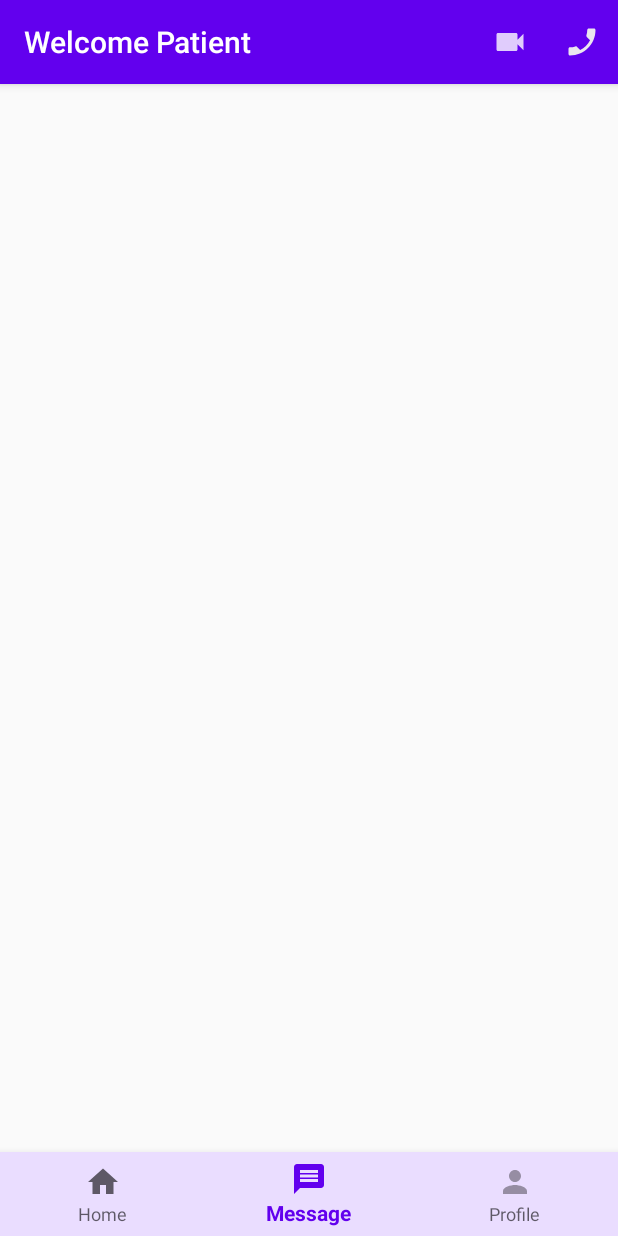
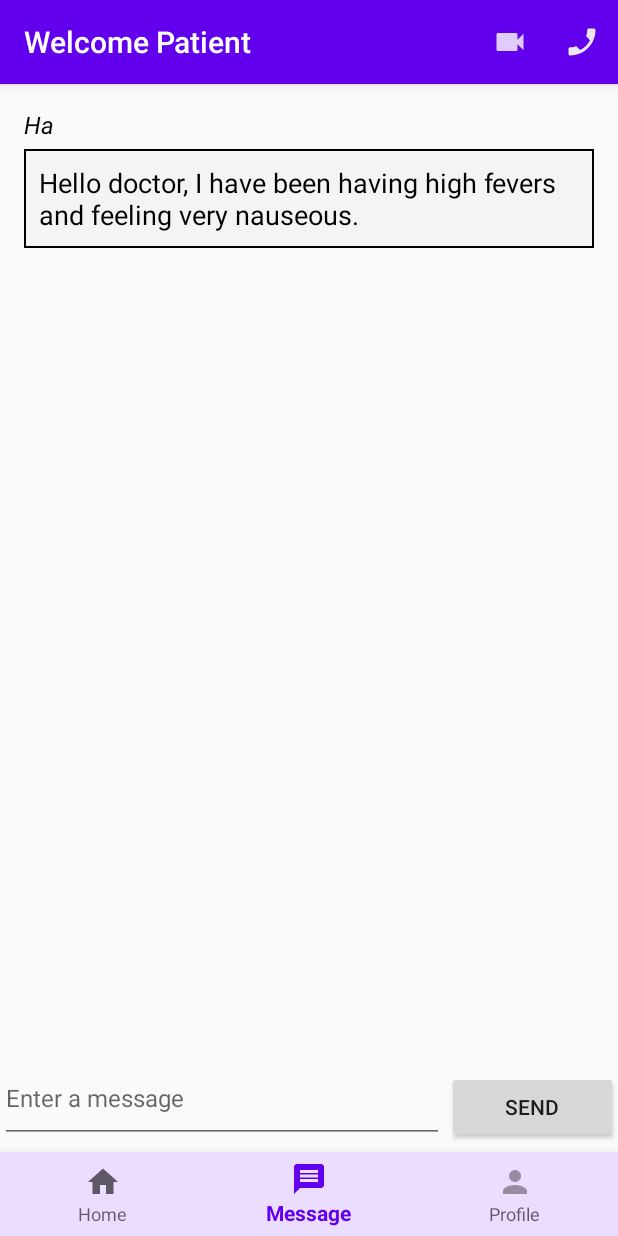
Before and after one commit to ha-ung/telehealth, an Android app: the PatientHomeActivity screen opened directly, with no data from a screen before it, item 2 of the bottom bar chosen, on a phone screen of 412 x 824 dp. Run offline under Robolectric (Android 15) with nearby library versions, the phone set to English and light mode, and no system bars; our stand-ins replace Room's generated code.

Commit message:
Added chatroom for Patient and Doctor (different fragments for both)

```diff
--- a/app/src/main/java/com/example/mobileproject/PatientHomeActivity.java
+++ b/app/src/main/java/com/example/mobileproject/PatientHomeActivity.java
@@ -3,43 +3,24 @@ package com.example.mobileproject;
 import androidx.annotation.NonNull;
 import androidx.appcompat.app.AppCompatActivity;
 import androidx.fragment.app.FragmentManager;
-import androidx.recyclerview.widget.LinearLayoutManager;
-import androidx.recyclerview.widget.RecyclerView;
 import androidx.fragment.app.Fragment;
 import androidx.fragment.app.FragmentTransaction;
 
 import android.content.Intent;
 import android.net.Uri;
 import android.os.Bundle;
-import android.os.Message;
-import android.util.Log;
 import android.view.Menu;
 import android.view.MenuInflater;
 import android.view.MenuItem;
-import android.view.View;
-import android.widget.LinearLayout;
-import android.widget.TextView;
 
-import com.example.mobileproject.db.Cases;
-import com.example.mobileproject.db.CasesDao;
-import com.example.mobileproject.db.DoctorDao;
-import com.example.mobileproject.db.Monitor;
-import com.example.mobileproject.db.MonitorDao;
-import com.example.mobileproject.db.Patient;
-import com.example.mobileproject.db.PatientDao;
-import com.example.mobileproject.db.TelehealthDatabase;
-import com.example.mobileproject.db.UserDao;
 import com.google.android.material.bottomnavigation.BottomNavigationView;
-import com.google.android.material.floatingactionbutton.FloatingActionButton;
 import com.google.android.material.navigation.NavigationBarView;
-
-import java.util.List;
 
 public class PatientHomeActivity extends AppCompatActivity {
     BottomNavigationView bottomNavigationView;
     PatientHomeFragment patientHomeFragment;
     ProfileFragment profileFragment;
-    MessageFragment messageFragment;
+    PatientMessageFragment patientMessageFragment;
 
     @Override
     protected void onCreate(Bundle savedInstanceState) {
@@ -48,7 +29,7 @@ public class PatientHomeActivity extends AppCompatActivity {
 
         patientHomeFragment = new PatientHomeFragment();
         profileFragment = new ProfileFragment();
-        messageFragment = new MessageFragment();
+        patientMessageFragment = new PatientMessageFragment();
 
         bottomNavigationView = findViewById(R.id.bottom_nav);
         replaceFragment(patientHomeFragment);
@@ -64,7 +45,7 @@ public class PatientHomeActivity extends AppCompatActivity {
                         replaceFragment(profileFragment);
                         return true;
                     case R.id.message:
-                        replaceFragment(messageFragment);
+                        replaceFragment(patientMessageFragment);
                         return true;
                 }
                 return false;
--- a/app/src/main/java/com/example/mobileproject/MessageFragment.java
+++ b/app/src/main/java/com/example/mobileproject/PatientMessageFragment.java
@@ -12,11 +12,11 @@ import android.view.ViewGroup;
 
 /**
  * A simple {@link Fragment} subclass.
- * Use the {@link MessageFragment#newInstance} factory method to
+ * Use the {@link PatientMessageFragment#newInstance} factory method to
  * create an instance of this fragment.
  */
-public class MessageFragment extends Fragment {
-    public MessageFragment() {
+public class PatientMessageFragment extends Fragment {
+    public PatientMessageFragment() {
         // Required empty public constructor
     }
 
@@ -29,7 +29,7 @@ public class MessageFragment extends Fragment {
     @Override
     public View onCreateView(LayoutInflater inflater, ViewGroup container, Bundle savedInstanceState) {
         // Inflate the layout for this fragment
-        return inflater.inflate(R.layout.fragment_message, container, false);
+        return inflater.inflate(R.layout.fragment_patient_message, container, false);
     }
 
     @Override
--- /dev/null
+++ b/app/src/main/res/drawable/background.xml
@@ -0,0 +1,4 @@
+<shape xmlns:android="http://schemas.android.com/apk/res/android" android:shape="rectangle" >
+    <solid android:color="#f4f4f4" />
+    <stroke android:width="1dip" android:color="#000"/>
+</shape>
--- a/app/src/main/res/layout/fragment_message.xml
+++ /dev/null
@@ -1,18 +0,0 @@
-<?xml version="1.0" encoding="utf-8"?>
-<androidx.constraintlayout.widget.ConstraintLayout xmlns:android="http://schemas.android.com/apk/res/android"
-    xmlns:app="http://schemas.android.com/apk/res-auto"
-    xmlns:tools="http://schemas.android.com/tools"
-    android:layout_width="match_parent"
-    android:layout_height="match_parent"
-    tools:context=".MessageFragment">
-
-    <ScrollView
-        android:layout_width="0dp"
-        android:layout_height="0dp"
-        app:layout_constraintBottom_toBottomOf="parent"
-        app:layout_constraintEnd_toEndOf="parent"
-        app:layout_constraintStart_toStartOf="parent"
-        app:layout_constraintTop_toTopOf="parent">
-
-    </ScrollView>
-</androidx.constraintlayout.widget.ConstraintLayout>
--- /dev/null
+++ b/app/src/main/res/layout/fragment_patient_message.xml
@@ -0,0 +1,72 @@
+<?xml version="1.0" encoding="utf-8"?>
+<androidx.constraintlayout.widget.ConstraintLayout xmlns:android="http://schemas.android.com/apk/res/android"
+    xmlns:app="http://schemas.android.com/apk/res-auto"
+    xmlns:tools="http://schemas.android.com/tools"
+    android:layout_width="match_parent"
+    android:layout_height="match_parent"
+    android:paddingTop="16dp"
+    android:paddingBottom="6dp"
+    tools:context=".PatientMessageFragment">
+    <EditText
+        android:id="@+id/message_input"
+        android:layout_width="296dp"
+        android:layout_height="51dp"
+        android:ems="10"
+        android:gravity="start|top"
+        android:hint="Enter a message"
+        android:inputType="textMultiLine"
+        android:textColor="#000"
+        android:textSize="16sp"
+        app:layout_constraintBottom_toBottomOf="parent"
+        app:layout_constraintStart_toStartOf="parent"
+        app:layout_constraintTop_toBottomOf="@+id/scroll_view"
+        app:layout_constraintVertical_bias="1.0" />
+    <ScrollView
+        android:id="@+id/scroll_view"
+        android:layout_width="0dp"
+        android:layout_height="wrap_content"
+        app:layout_constraintEnd_toEndOf="parent"
+        app:layout_constraintStart_toStartOf="parent"
+        app:layout_constraintTop_toTopOf="parent"
+        android:paddingLeft="16dp"
+        android:paddingRight="16dp">
+        <LinearLayout
+            android:id="@+id/linear_layout"
+            android:layout_width="match_parent"
+            android:layout_height="match_parent"
+            android:gravity="left"
+            android:orientation="vertical"
+            app:layout_constraintBottom_toBottomOf="parent"
+            app:layout_constraintEnd_toEndOf="parent"
+            app:layout_constraintStart_toStartOf="parent"
+            app:layout_constraintTop_toTopOf="parent">
+            <TextView
+                android:id="@+id/user_name"
+                android:layout_width="match_parent"
+                android:layout_height="wrap_content"
+                android:text="Ha"
+                android:textColor="#000"
+                android:textSize="16sp"
+                android:textStyle="italic" />
+            <TextView
+                android:id="@+id/message"
+                android:layout_width="match_parent"
+                android:layout_height="wrap_content"
+                android:layout_marginTop="5dp"
+                android:background="@drawable/background"
+                android:padding="10dp"
+                android:text="Hello doctor, I have been having high fevers and feeling very nauseous."
+                android:textColor="#000"
+                android:textSize="18sp" />
+        </LinearLayout>
+    </ScrollView>
+    <Button
+        android:id="@+id/send_button"
+        android:layout_width="114dp"
+        android:layout_height="wrap_content"
+        android:text="Send"
+        app:layout_constraintBottom_toBottomOf="parent"
+        app:layout_constraintEnd_toEndOf="parent"
+        app:layout_constraintHorizontal_bias="1.0"
+        app:layout_constraintStart_toEndOf="@+id/message_input" />
+</androidx.constraintlayout.widget.ConstraintLayout>
--- a/app/src/main/res/navigation/patient_home_navigation_graph.xml
+++ b/app/src/main/res/navigation/patient_home_navigation_graph.xml
@@ -19,9 +19,9 @@
     </fragment>
     <fragment
         android:id="@+id/MessageFragment"
-        android:name="com.example.mobileproject.MessageFragment"
+        android:name="com.example.mobileproject.PatientMessageFragment"
         android:label="MessageFragment"
-        tools:layout="@layout/fragment_message">
+        tools:layout="@layout/fragment_patient_message">
 
         <action
             android:id="@+id/action_MessageFragment_to_patientHomeActivity_ProfileFragment"
```
Also changed, not shown: app/src/main/java/com/example/mobileproject/DoctorHomeActivity.java (+3 -12 lines), app/src/main/java/com/example/mobileproject/DoctorMessageFragment.java (added, +22 -0 lines), app/src/main/res/layout/fragment_doctor_message.xml (added, +72 -0 lines), app/src/main/res/layout/fragment_patient_home.xml (+1 -15 lines).
